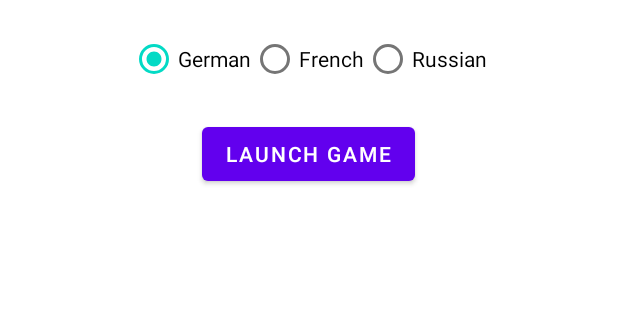
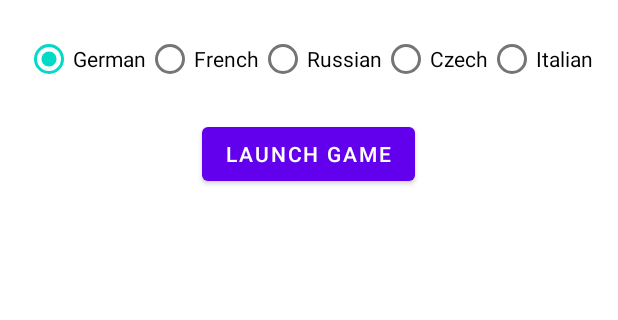
Before and after one commit to tylerhand1/Langl, an Android app: the screen it shows after launch (MainActivity), on a phone screen of 412 x 824 dp, the part 589-909 px from its top. Run offline under Robolectric (Android 15) with nearby library versions, the phone set to English and light mode, and no system bars.

Commit message:
Updated the langl.db to include Italian and Czech words. Modified the format of the tables where each word column is now called 'word'. Modified the format how DataBaseHelper chooses a word. Added the option for Czech and Italian in activity_main.xml.

```diff
--- a/app/src/main/res/layout/activity_main.xml
+++ b/app/src/main/res/layout/activity_main.xml
@@ -34,6 +34,18 @@
             android:id="@+id/rbRU"
             android:text="@string/lang_choice_ru"
             tools:text="Russian"/>
+        <RadioButton
+            android:layout_width="wrap_content"
+            android:layout_height="wrap_content"
+            android:id="@+id/rbCS"
+            android:text="@string/lang_choice_cs"
+            tools:text="Czech"/>
+        <RadioButton
+            android:layout_width="wrap_content"
+            android:layout_height="wrap_content"
+            android:id="@+id/rbIT"
+            android:text="@string/lang_choice_it"
+            tools:text="Italian"/>
     </RadioGroup>
 
     <Button
--- a/app/src/main/res/values/strings.xml
+++ b/app/src/main/res/values/strings.xml
@@ -4,5 +4,7 @@
     <string name="lang_choice_de">German</string>
     <string name="lang_choice_fr">French</string>
     <string name="lang_choice_ru">Russian</string>
+    <string name="lang_choice_cs">Czech</string>
+    <string name="lang_choice_it">Italian</string>
     <string name="start_game_button">Launch Game</string>
 </resources>
```
Also changed, not shown: app/src/main/java/com/tyha/langl/DataBaseHelper.java (+31 -27 lines), app/src/main/java/com/tyha/langl/GameActivity.java (+22 -5 lines), app/src/main/java/com/tyha/langl/MainActivity.java (+9 -2 lines), 1 other file.
